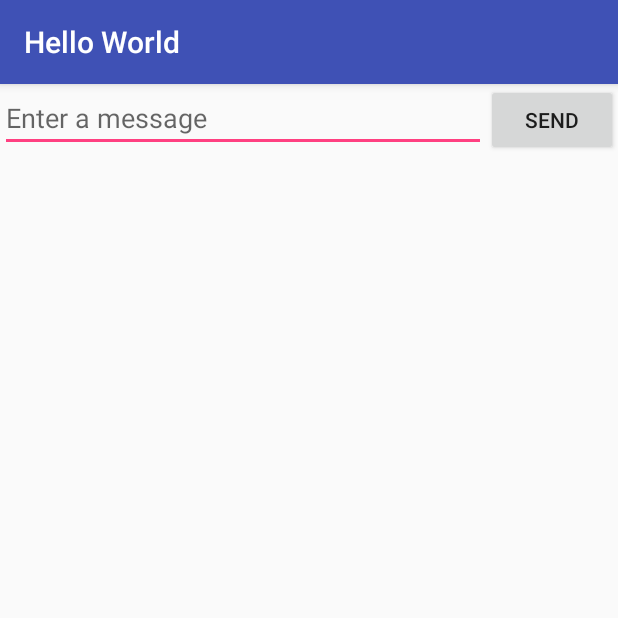
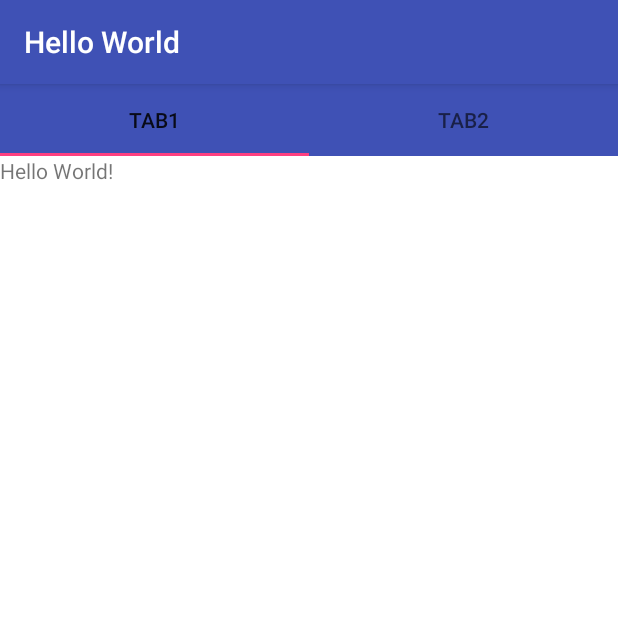
Before and after one commit to nica18morena/MobileHelloWorld, an Android app: the screen it shows after launch (MainActivity), on a phone screen of 412 x 824 dp, the top half of it. Run offline under Robolectric (Android 15) with nearby library versions, the phone set to English and light mode, and no system bars.

Commit message:
Commit mobile app with two tabs and two fragments

```diff
--- a/app/src/main/java/com/example/jessi/helloworld/MainActivity.java
+++ b/app/src/main/java/com/example/jessi/helloworld/MainActivity.java
@@ -1,27 +1,110 @@
 package com.example.jessi.helloworld;
 
+import android.app.ActionBar;
+import android.content.Context;
 import android.content.Intent;
+import android.net.Uri;
+import android.support.design.widget.TabLayout;
+import android.support.v4.app.Fragment;
+import android.support.v4.app.FragmentManager;
+import android.support.v4.app.FragmentPagerAdapter;
+import android.support.v4.view.ViewPager;
 import android.support.v7.app.AppCompatActivity;
 import android.os.Bundle;
 import android.view.View;
 import android.widget.EditText;
 
-public class MainActivity extends AppCompatActivity {
+import layout.First;
+import layout.Second;
+
+public class MainActivity extends AppCompatActivity
+    implements First.OnFragmentInteractionListener, Second.OnFragmentInteractionListener {
     public final static String EXTRA_MESSAGE = "com.example.HelloWorld.MESSAGE";
+
+    TabLayout tabLayout;
+    ViewPager viewPager;
 
     @Override
     protected void onCreate(Bundle savedInstanceState) {
         super.onCreate(savedInstanceState);
         setContentView(R.layout.activity_main);
+
+        // Get the ViewPager and set it's PagerAdapter so that it can display items
+        viewPager = (ViewPager) findViewById(R.id.viewPager);
+        viewPager.setAdapter(new MyFragmentPagerAdapter(getSupportFragmentManager(),
+                getApplicationContext()));
+
+        // Give the TabLayout the ViewPager
+        tabLayout = (TabLayout) findViewById(R.id.tabLayout);
+        tabLayout.setupWithViewPager(viewPager);
+
+        tabLayout.addOnTabSelectedListener(new TabLayout.OnTabSelectedListener(){//.setOnTabSelectedListener(new TabLayout.OnTabSelectedListener()){
+           public void onTabSelected(TabLayout.Tab tab){
+                viewPager.setCurrentItem(tab.getPosition());
+            }
+            public void onTabUnselected(TabLayout.Tab tab){
+                viewPager.setCurrentItem(tab.getPosition());
+            }
+            public void onTabReselected(TabLayout.Tab tab){
+                viewPager.setCurrentItem(tab.getPosition());
+            }
+        });
+    }
+
+    @Override
+    public void onFragmentInteraction(Uri uri) {
+
+    }
+
+    public class MyFragmentPagerAdapter extends FragmentPagerAdapter {
+
+        private String tabTitles[] = new String[] { "Tab1", "Tab2"};
+        private Context context;
+
+        public MyFragmentPagerAdapter(FragmentManager fm, Context context){
+            super(fm);
+            this.context = context;
+        }
+
+        @Override
+        public int getCount(){
+            return tabTitles.length;
+        }
+
+        @Override
+        public Fragment getItem(int position){
+            switch(position){
+                case 0:
+                    return new First();
+                case 1:
+                    return new Second();
+                default:
+                    return null;
+            }
+            //return layout.First.newInstance(position + 1);
+        }
+
+        @Override
+        public CharSequence getPageTitle(int position){
+        /*switch(position){
+            case 0:
+                return getString(R.string.home_page_title);
+            case 1:
+                return getString(R.string.page_2_title);
+            default:
+                return null;
+        }*/
+            return tabTitles[position];
+        }
     }
 
     /** Called when the user clicks the Send button */
-    public void sendMessage(View view) {
+   /* public void sendMessage(View view) {
         Intent intent = new Intent(this, DisplayMessageActivity.class);
         EditText editText = (EditText) findViewById(R.id.edit_message);
         String message = editText.getText().toString();
         intent.putExtra(EXTRA_MESSAGE, message);
         startActivity(intent);
-    }
+    }*/
 
 }
--- /dev/null
+++ b/app/src/main/java/layout/First.java
@@ -0,0 +1,101 @@
+package layout;
+
+import android.content.Context;
+import android.net.Uri;
+import android.os.Bundle;
+import android.support.v4.app.Fragment;
+import android.view.LayoutInflater;
+import android.view.View;
+import android.view.ViewGroup;
+import android.widget.TextView;
+
+import com.example.jessi.helloworld.R;
+
+/**
+ * A simple {@link Fragment} subclass.
+ * Activities that contain this fragment must implement the
+ * {@link First.OnFragmentInteractionListener} interface
+ * to handle interaction events.
+ * Use the {@link First#newInstance} factory method to
+ * create an instance of this fragment.
+ */
+public class First extends Fragment {
+    // TODO: Rename parameter arguments, choose names that match
+    // the fragment initialization parameters, e.g. ARG_ITEM_NUMBER
+    public static final String ARG_PAGE = "ARG_PAGE";
+
+    private int mPage;
+
+    private OnFragmentInteractionListener mListener;
+
+    public First() {
+        // Required empty public constructor
+    }
+
+
+    // TODO: Rename and change types and number of parameters
+    public static First newInstance(int page) {
+        First fragment = new First();
+        Bundle args = new Bundle();
+        args.putInt(ARG_PAGE, page);
+        fragment.setArguments(args);
+        return fragment;
+    }
+
+    @Override
+    public void onCreate(Bundle savedInstanceState) {
+        super.onCreate(savedInstanceState);
+        if (getArguments() != null) {
+            mPage = getArguments().getInt(ARG_PAGE);
+        }
+    }
+
+    @Override
+    public View onCreateView(LayoutInflater inflater, ViewGroup container,
+                             Bundle savedInstanceState) {
+        /*View view = inflater.inflate(R.layout.fragment_first, container, false);
+        TextView textView = (TextView) view;
+        textView.setText("Fragment #" + mPage);
+        return view;*/
+        return inflater.inflate(R.layout.fragment_first, container, false);
+    }
+
+    // TODO: Rename method, update argument and hook method into UI event
+    public void onButtonPressed(Uri uri) {
+        if (mListener != null) {
+            mListener.onFragmentInteraction(uri);
+        }
+    }
+
+    @Override
+    public void onAttach(Context context) {
+        super.onAttach(context);
+        if (context instanceof OnFragmentInteractionListener) {
+            mListener = (OnFragmentInteractionListener) context;
+        } else {
+            throw new RuntimeException(context.toString()
+                    + " must implement OnFragmentInteractionListener");
+        }
+    }
+
+    @Override
+    public void onDetach() {
+        super.onDetach();
+        mListener = null;
+    }
+
+    /**
+     * This interface must be implemented by activities that contain this
+     * fragment to allow an interaction in this fragment to be communicated
+     * to the activity and potentially other fragments contained in that
+     * activity.
+     * <p>
+     * See the Android Training lesson <a href=
+     * "http://developer.android.com/training/basics/fragments/communicating.html"
+     * >Communicating with Other Fragments</a> for more information.
+     */
+    public interface OnFragmentInteractionListener {
+        // TODO: Update argument type and name
+        void onFragmentInteraction(Uri uri);
+    }
+}
--- /dev/null
+++ b/app/src/main/java/layout/Second.java
@@ -0,0 +1,101 @@
+package layout;
+
+import android.content.Context;
+import android.net.Uri;
+import android.os.Bundle;
+import android.support.v4.app.Fragment;
+import android.view.LayoutInflater;
+import android.view.View;
+import android.view.ViewGroup;
+import android.widget.TextView;
+
+import com.example.jessi.helloworld.R;
+
+/**
+ * A simple {@link Fragment} subclass.
+ * Activities that contain this fragment must implement the
+ * {@link First.OnFragmentInteractionListener} interface
+ * to handle interaction events.
+ * Use the {@link First#newInstance} factory method to
+ * create an instance of this fragment.
+ */
+public class Second extends Fragment {
+    // TODO: Rename parameter arguments, choose names that match
+    // the fragment initialization parameters, e.g. ARG_ITEM_NUMBER
+    public static final String ARG_PAGE = "ARG_PAGE";
+
+    private int mPage;
+
+    private OnFragmentInteractionListener mListener;
+
+    public Second() {
+        // Required empty public constructor
+    }
+
+
+    // TODO: Rename and change types and number of parameters
+    public static First newInstance(int page) {
+        First fragment = new First();
+        Bundle args = new Bundle();
+        args.putInt(ARG_PAGE, page);
+        fragment.setArguments(args);
+        return fragment;
+    }
+
+    @Override
+    public void onCreate(Bundle savedInstanceState) {
+        super.onCreate(savedInstanceState);
+        if (getArguments() != null) {
+            mPage = getArguments().getInt(ARG_PAGE);
+        }
+    }
+
+    @Override
+    public View onCreateView(LayoutInflater inflater, ViewGroup container,
+                             Bundle savedInstanceState) {
+        /*View view = inflater.inflate(R.layout.fragment_first, container, false);
+        TextView textView = (TextView) view;
+        textView.setText("Fragment #" + mPage);
+        return view;*/
+        return inflater.inflate(R.layout.fragment_second, container, false);
+    }
+
+    // TODO: Rename method, update argument and hook method into UI event
+    public void onButtonPressed(Uri uri) {
+        if (mListener != null) {
+            mListener.onFragmentInteraction(uri);
+        }
+    }
+
+    @Override
+    public void onAttach(Context context) {
+        super.onAttach(context);
+        if (context instanceof OnFragmentInteractionListener) {
+            mListener = (OnFragmentInteractionListener) context;
+        } else {
+            throw new RuntimeException(context.toString()
+                    + " must implement OnFragmentInteractionListener");
+        }
+    }
+
+    @Override
+    public void onDetach() {
+        super.onDetach();
+        mListener = null;
+    }
+
+    /**
+     * This interface must be implemented by activities that contain this
+     * fragment to allow an interaction in this fragment to be communicated
+     * to the activity and potentially other fragments contained in that
+     * activity.
+     * <p>
+     * See the Android Training lesson <a href=
+     * "http://developer.android.com/training/basics/fragments/communicating.html"
+     * >Communicating with Other Fragments</a> for more information.
+     */
+    public interface OnFragmentInteractionListener {
+        // TODO: Update argument type and name
+        void onFragmentInteraction(Uri uri);
+    }
+}
--- a/app/src/main/res/layout/activity_main.xml
+++ b/app/src/main/res/layout/activity_main.xml
@@ -1,11 +1,39 @@
 <?xml version="1.0" encoding="utf-8"?>
-<LinearLayout
-    xmlns:android="http://schemas.android.com/apk/res/android"
+<RelativeLayout xmlns:android="http://schemas.android.com/apk/res/android"
     xmlns:tools="http://schemas.android.com/tools"
     android:layout_width="match_parent"
     android:layout_height="match_parent"
     android:orientation="horizontal">
-    <EditText android:id="@+id/edit_message"
+
+    <android.support.design.widget.TabLayout
+        android:layout_width="match_parent"
+        android:layout_height="wrap_content"
+        android:id="@+id/tabLayout"
+        android:background="@color/colorPrimary"
+        android:layout_alignParentTop= "true"
+        android:layout_centerHorizontal="true">
+        <android.support.design.widget.TabItem
+            android:layout_width="wrap_content"
+            android:layout_height="wrap_content"
+            android:text="Left" />
+
+        <android.support.design.widget.TabItem
+            android:layout_width="wrap_content"
+            android:layout_height="wrap_content"
+            android:text="Right" />
+    </android.support.design.widget.TabLayout>
+
+    <android.support.v4.view.ViewPager
+        android:id="@+id/viewPager"
+        android:layout_width="match_parent"
+        android:layout_height="wrap_content"
+        android:background="@android:color/white"
+        android:layout_below="@+id/tabLayout"
+        android:layout_centerHorizontal="true">
+
+    </android.support.v4.view.ViewPager>
+
+    <!--<EditText android:id="@+id/edit_message"
         android:layout_weight="1"
         android:layout_width="0dp"
         android:layout_height="wrap_content"
@@ -14,5 +42,5 @@
         android:layout_width="wrap_content"
         android:layout_height="wrap_content"
         android:text="@string/button_send"
-        android:onClick="sendMessage" />
-</LinearLayout>
+        android:onClick="sendMessage" />-->
+</RelativeLayout>
--- /dev/null
+++ b/app/src/main/res/layout/fragment_first.xml
@@ -0,0 +1,15 @@
+<FrameLayout xmlns:android="http://schemas.android.com/apk/res/android"
+    xmlns:tools="http://schemas.android.com/tools"
+    android:layout_width="match_parent"
+    android:layout_height="match_parent"
+    tools:context="layout.First"
+    android:id="@+id/Left_fragment">
+
+    <!-- TODO: Update blank fragment layout -->
+
+    <TextView
+        android:text="@string/hello_world"
+        android:layout_width="wrap_content"
+        android:layout_height="wrap_content"
+        android:id="@+id/textView" />
+</FrameLayout>
--- /dev/null
+++ b/app/src/main/res/layout/fragment_second.xml
@@ -0,0 +1,14 @@
+<FrameLayout xmlns:android="http://schemas.android.com/apk/res/android"
+    xmlns:tools="http://schemas.android.com/tools"
+    android:layout_width="match_parent"
+    android:layout_height="match_parent"
+    tools:context="layout.Second"
+    android:id="@+id/right_fragment">
+
+    <!-- TODO: Update blank fragment layout -->
+    <TextView
+        android:layout_width="wrap_content"
+        android:layout_height="wrap_content"
+        android:text="@string/hello_world_again" />
+        android:id="@+id/textViewAgain" />
+</FrameLayout>
--- a/app/src/main/res/values/colors.xml
+++ b/app/src/main/res/values/colors.xml
@@ -1,6 +1,6 @@
 <?xml version="1.0" encoding="utf-8"?>
 <resources>
-    <color name="colorPrimary">#3F51B5</color>
-    <color name="colorPrimaryDark">#303F9F</color>
+    <color name="colorPrimary">#3f51b5</color>
+    <color name="colorPrimaryDark">#303f9f</color>
     <color name="colorAccent">#FF4081</color>
 </resources>
--- a/app/src/main/res/values/strings.xml
+++ b/app/src/main/res/values/strings.xml
@@ -2,4 +2,7 @@
     <string name="app_name">Hello World</string>
     <string name="edit_message">Enter a message</string>
     <string name="button_send">Send</string>
+
+    <string name="hello_world">Hello World!</string>
+    <string name="hello_world_again">Hello world again!</string>
 </resources>
```
